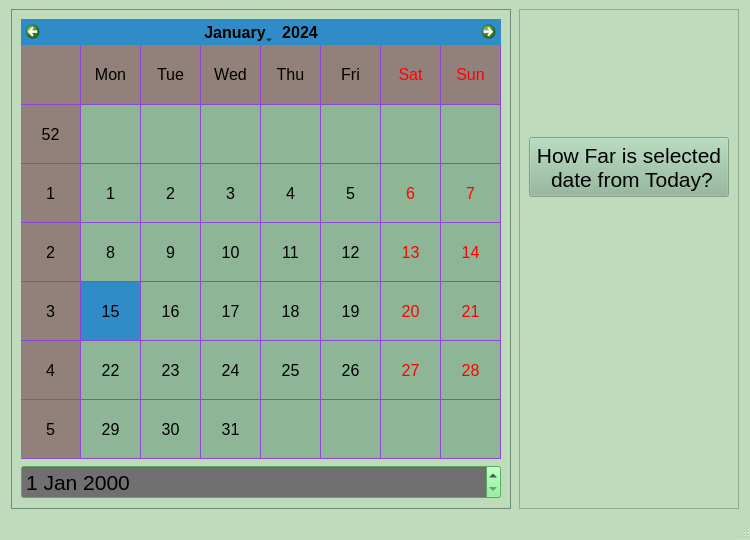
First picture: the form in widgets/Calendar/Calendar.ui, repository miranda0129/Stick2It, before the edit.
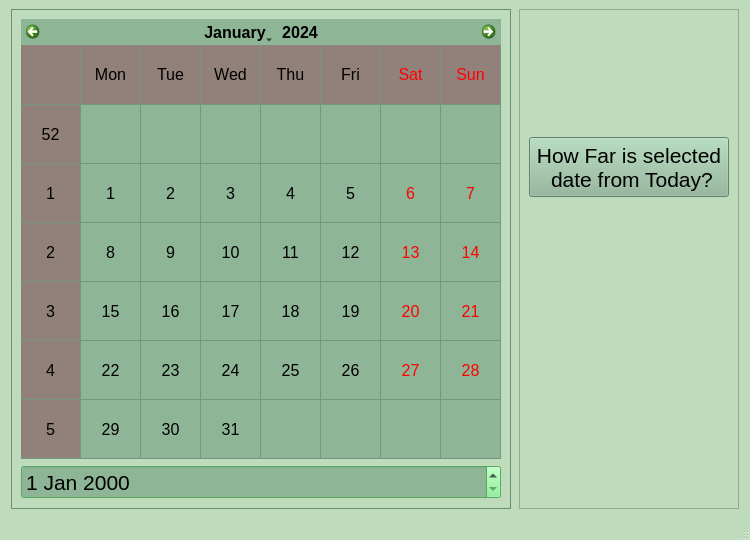
Second picture: the form after the edit.

```diff
--- a/widgets/Calendar/Calendar.ui
+++ b/widgets/Calendar/Calendar.ui
@@ -25,30 +25,93 @@
   <property name="palette">
    <palette>
     <active>
+     <colorrole role="WindowText">
+      <brush brushstyle="SolidPattern">
+       <color alpha="255">
+        <red>0</red>
+        <green>0</green>
+        <blue>0</blue>
+       </color>
+      </brush>
+     </colorrole>
      <colorrole role="Button">
       <brush brushstyle="SolidPattern">
        <color alpha="255">
-        <red>141</red>
-        <green>181</green>
-        <blue>150</blue>
+        <red>190</red>
+        <green>219</green>
+        <blue>187</blue>
+       </color>
+      </brush>
+     </colorrole>
+     <colorrole role="Light">
+      <brush brushstyle="SolidPattern">
+       <color alpha="255">
+        <red>255</red>
+        <green>255</green>
+        <blue>255</blue>
        </color>
       </brush>
      </colorrole>
      <colorrole role="Midlight">
       <brush brushstyle="SolidPattern">
        <color alpha="255">
-        <red>141</red>
-        <green>181</green>
-        <blue>150</blue>
+        <red>222</red>
+        <green>237</green>
+        <blue>221</blue>
+       </color>
+      </brush>
+     </colorrole>
+     <colorrole role="Dark">
+      <brush brushstyle="SolidPattern">
+       <color alpha="255">
+        <red>95</red>
+        <green>109</green>
+        <blue>93</blue>
+       </color>
+      </brush>
+     </colorrole>
+     <colorrole role="Mid">
+      <brush brushstyle="SolidPattern">
+       <color alpha="255">
+        <red>127</red>
+        <green>146</green>
+        <blue>125</blue>
+       </color>
+      </brush>
+     </colorrole>
+     <colorrole role="Text">
+      <brush brushstyle="SolidPattern">
+       <color alpha="255">
+        <red>0</red>
+        <green>0</green>
+        <blue>0</blue>
+       </color>
+      </brush>
+     </colorrole>
+     <colorrole role="BrightText">
+      <brush brushstyle="SolidPattern">
+       <color alpha="255">
+        <red>255</red>
+        <green>255</green>
+        <blue>255</blue>
+       </color>
+      </brush>
+     </colorrole>
+     <colorrole role="ButtonText">
+      <brush brushstyle="SolidPattern">
+       <color alpha="255">
+        <red>0</red>
+        <green>0</green>
+        <blue>0</blue>
        </color>
       </brush>
      </colorrole>
      <colorrole role="Base">
       <brush brushstyle="SolidPattern">
        <color alpha="255">
-        <red>190</red>
-        <green>219</green>
-        <blue>187</blue>
+        <red>255</red>
+        <green>255</green>
+        <blue>255</blue>
        </color>
       </brush>
      </colorrole>
@@ -61,41 +124,131 @@
        </color>
       </brush>
      </colorrole>
+     <colorrole role="Shadow">
+      <brush brushstyle="SolidPattern">
+       <color alpha="255">
+        <red>0</red>
+        <green>0</green>
+        <blue>0</blue>
+       </color>
+      </brush>
+     </colorrole>
      <colorrole role="AlternateBase">
       <brush brushstyle="SolidPattern">
        <color alpha="255">
-        <red>141</red>
-        <green>181</green>
-        <blue>150</blue>
+        <red>222</red>
+        <green>237</green>
+        <blue>221</blue>
+       </color>
+      </brush>
+     </colorrole>
+     <colorrole role="ToolTipBase">
+      <brush brushstyle="SolidPattern">
+       <color alpha="255">
+        <red>255</red>
+        <green>255</green>
+        <blue>220</blue>
+       </color>
+      </brush>
+     </colorrole>
+     <colorrole role="ToolTipText">
+      <brush brushstyle="SolidPattern">
+       <color alpha="255">
+        <red>0</red>
+        <green>0</green>
+        <blue>0</blue>
        </color>
       </brush>
      </colorrole>
     </active>
     <inactive>
+     <colorrole role="WindowText">
+      <brush brushstyle="SolidPattern">
+       <color alpha="255">
+        <red>0</red>
+        <green>0</green>
+        <blue>0</blue>
+       </color>
+      </brush>
+     </colorrole>
      <colorrole role="Button">
       <brush brushstyle="SolidPattern">
        <color alpha="255">
-        <red>141</red>
-        <green>181</green>
-        <blue>150</blue>
+        <red>190</red>
+        <green>219</green>
+        <blue>187</blue>
+       </color>
+      </brush>
+     </colorrole>
+     <colorrole role="Light">
+      <brush brushstyle="SolidPattern">
+       <color alpha="255">
+        <red>255</red>
+        <green>255</green>
+        <blue>255</blue>
        </color>
       </brush>
      </colorrole>
      <colorrole role="Midlight">
       <brush brushstyle="SolidPattern">
        <color alpha="255">
-        <red>141</red>
-        <green>181</green>
-        <blue>150</blue>
+        <red>222</red>
+        <green>237</green>
+        <blue>221</blue>
+       </color>
+      </brush>
+     </colorrole>
+     <colorrole role="Dark">
+      <brush brushstyle="SolidPattern">
+       <color alpha="255">
+        <red>95</red>
+        <green>109</green>
+        <blue>93</blue>
+       </color>
+      </brush>
+     </colorrole>
+     <colorrole role="Mid">
+      <brush brushstyle="SolidPattern">
+       <color alpha="255">
+        <red>127</red>
+        <green>146</green>
+        <blue>125</blue>
+       </color>
+      </brush>
+     </colorrole>
+     <colorrole role="Text">
+      <brush brushstyle="SolidPattern">
+       <color alpha="255">
+        <red>0</red>
+        <green>0</green>
+        <blue>0</blue>
+       </color>
+      </brush>
+     </colorrole>
+     <colorrole role="BrightText">
+      <brush brushstyle="SolidPattern">
+       <color alpha="255">
+        <red>255</red>
+        <green>255</green>
+        <blue>255</blue>
+       </color>
+      </brush>
+     </colorrole>
+     <colorrole role="ButtonText">
+      <brush brushstyle="SolidPattern">
+       <color alpha="255">
+        <red>0</red>
+        <green>0</green>
+        <blue>0</blue>
        </color>
       </brush>
      </colorrole>
      <colorrole role="Base">
       <brush brushstyle="SolidPattern">
        <color alpha="255">
-        <red>190</red>
-        <green>219</green>
-        <blue>187</blue>
+        <red>255</red>
+        <green>255</green>
+        <blue>255</blue>
        </color>
       </brush>
      </colorrole>
@@ -108,32 +261,122 @@
        </color>
       </brush>
      </colorrole>
+     <colorrole role="Shadow">
+      <brush brushstyle="SolidPattern">
+       <color alpha="255">
+        <red>0</red>
+        <green>0</green>
+        <blue>0</blue>
+       </color>
+      </brush>
+     </colorrole>
      <colorrole role="AlternateBase">
       <brush brushstyle="SolidPattern">
        <color alpha="255">
-        <red>141</red>
-        <green>181</green>
-        <blue>150</blue>
+        <red>222</red>
+        <green>237</green>
+        <blue>221</blue>
+       </color>
+      </brush>
+     </colorrole>
+     <colorrole role="ToolTipBase">
+      <brush brushstyle="SolidPattern">
+       <color alpha="255">
+        <red>255</red>
+        <green>255</green>
+        <blue>220</blue>
+       </color>
+      </brush>
+     </colorrole>
+     <colorrole role="ToolTipText">
+      <brush brushstyle="SolidPattern">
+       <color alpha="255">
+        <red>0</red>
+        <green>0</green>
+        <blue>0</blue>
        </color>
       </brush>
      </colorrole>
     </inactive>
     <disabled>
+     <colorrole role="WindowText">
+      <brush brushstyle="SolidPattern">
+       <color alpha="255">
+        <red>95</red>
+        <green>109</green>
+        <blue>93</blue>
+       </color>
+      </brush>
+     </colorrole>
      <colorrole role="Button">
       <brush brushstyle="SolidPattern">
        <color alpha="255">
-        <red>141</red>
-        <green>181</green>
-        <blue>150</blue>
+        <red>190</red>
+        <green>219</green>
+        <blue>187</blue>
+       </color>
+      </brush>
+     </colorrole>
+     <colorrole role="Light">
+      <brush brushstyle="SolidPattern">
+       <color alpha="255">
+        <red>255</red>
+        <green>255</green>
+        <blue>255</blue>
        </color>
       </brush>
      </colorrole>
      <colorrole role="Midlight">
       <brush brushstyle="SolidPattern">
        <color alpha="255">
-        <red>141</red>
-        <green>181</green>
-        <blue>150</blue>
+        <red>222</red>
+        <green>237</green>
+        <blue>221</blue>
+       </color>
+      </brush>
+     </colorrole>
+     <colorrole role="Dark">
+      <brush brushstyle="SolidPattern">
+       <color alpha="255">
+        <red>95</red>
+        <green>109</green>
+        <blue>93</blue>
+       </color>
+      </brush>
+     </colorrole>
+     <colorrole role="Mid">
+      <brush brushstyle="SolidPattern">
+       <color alpha="255">
+        <red>127</red>
+        <green>146</green>
+        <blue>125</blue>
+       </color>
+      </brush>
+     </colorrole>
+     <colorrole role="Text">
+      <brush brushstyle="SolidPattern">
+       <color alpha="255">
+        <red>95</red>
+        <green>109</green>
+        <blue>93</blue>
+       </color>
+      </brush>
+     </colorrole>
+     <colorrole role="BrightText">
+      <brush brushstyle="SolidPattern">
+       <color alpha="255">
+        <red>255</red>
+        <green>255</green>
+        <blue>255</blue>
+       </color>
+      </brush>
+     </colorrole>
+     <colorrole role="ButtonText">
+      <brush brushstyle="SolidPattern">
+       <color alpha="255">
+        <red>95</red>
+        <green>109</green>
+        <blue>93</blue>
        </color>
       </brush>
      </colorrole>
@@ -155,12 +398,39 @@
        </color>
       </brush>
      </colorrole>
+     <colorrole role="Shadow">
+      <brush brushstyle="SolidPattern">
+       <color alpha="255">
+        <red>0</red>
+        <green>0</green>
+        <blue>0</blue>
+       </color>
+      </brush>
+     </colorrole>
      <colorrole role="AlternateBase">
       <brush brushstyle="SolidPattern">
        <color alpha="255">
-        <red>141</red>
-        <green>181</green>
-        <blue>150</blue>
+        <red>190</red>
+        <green>219</green>
+        <blue>187</blue>
+       </color>
+      </brush>
+     </colorrole>
+     <colorrole role="ToolTipBase">
+      <brush brushstyle="SolidPattern">
+       <color alpha="255">
+        <red>255</red>
+        <green>255</green>
+        <blue>220</blue>
+       </color>
+      </brush>
+     </colorrole>
+     <colorrole role="ToolTipText">
+      <brush brushstyle="SolidPattern">
+       <color alpha="255">
+        <red>0</red>
+        <green>0</green>
+        <blue>0</blue>
        </color>
       </brush>
      </colorrole>
@@ -727,9 +997,9 @@
             <colorrole role="Base">
              <brush brushstyle="SolidPattern">
               <color alpha="255">
-               <red>112</red>
-               <green>112</green>
-               <blue>112</blue>
+               <red>141</red>
+               <green>181</green>
+               <blue>150</blue>
               </color>
              </brush>
             </colorrole>
@@ -864,9 +1134,9 @@
             <colorrole role="Base">
              <brush brushstyle="SolidPattern">
               <color alpha="255">
-               <red>112</red>
-               <green>112</green>
-               <blue>112</blue>
+               <red>141</red>
+               <green>181</green>
+               <blue>150</blue>
               </color>
              </brush>
             </colorrole>
@@ -1133,9 +1403,9 @@
             <colorrole role="Window">
              <brush brushstyle="SolidPattern">
               <color alpha="255">
-               <red>170</red>
-               <green>85</green>
-               <blue>255</blue>
+               <red>141</red>
+               <green>181</green>
+               <blue>150</blue>
               </color>
              </brush>
             </colorrole>
@@ -1148,6 +1418,15 @@
               </color>
              </brush>
             </colorrole>
+            <colorrole role="Highlight">
+             <brush brushstyle="SolidPattern">
+              <color alpha="255">
+               <red>141</red>
+               <green>181</green>
+               <blue>150</blue>
+              </color>
+             </brush>
+            </colorrole>
             <colorrole role="HighlightedText">
              <brush brushstyle="SolidPattern">
               <color alpha="255">
@@ -1157,6 +1436,15 @@
               </color>
              </brush>
             </colorrole>
+            <colorrole role="Link">
+             <brush brushstyle="SolidPattern">
+              <color alpha="255">
+               <red>190</red>
+               <green>219</green>
+               <blue>187</blue>
+              </color>
+             </brush>
+            </colorrole>
             <colorrole role="AlternateBase">
              <brush brushstyle="SolidPattern">
               <color alpha="255">
@@ -1261,9 +1549,9 @@
             <colorrole role="Window">
              <brush brushstyle="SolidPattern">
               <color alpha="255">
-               <red>170</red>
-               <green>85</green>
-               <blue>255</blue>
+               <red>141</red>
+               <green>181</green>
+               <blue>150</blue>
               </color>
              </brush>
             </colorrole>
@@ -1276,6 +1564,15 @@
               </color>
              </brush>
             </colorrole>
+            <colorrole role="Highlight">
+             <brush brushstyle="SolidPattern">
+              <color alpha="255">
+               <red>141</red>
+               <green>181</green>
+               <blue>150</blue>
+              </color>
+             </brush>
+            </colorrole>
             <colorrole role="HighlightedText">
              <brush brushstyle="SolidPattern">
               <color alpha="255">
@@ -1285,6 +1582,15 @@
               </color>
              </brush>
             </colorrole>
+            <colorrole role="Link">
+             <brush brushstyle="SolidPattern">
+              <color alpha="255">
+               <red>190</red>
+               <green>219</green>
+               <blue>187</blue>
+              </color>
+             </brush>
+            </colorrole>
             <colorrole role="AlternateBase">
              <brush brushstyle="SolidPattern">
               <color alpha="255">
@@ -1380,18 +1686,18 @@
             <colorrole role="Base">
              <brush brushstyle="SolidPattern">
               <color alpha="255">
-               <red>170</red>
-               <green>85</green>
-               <blue>255</blue>
+               <red>141</red>
+               <green>181</green>
+               <blue>150</blue>
               </color>
              </brush>
             </colorrole>
             <colorrole role="Window">
              <brush brushstyle="SolidPattern">
               <color alpha="255">
-               <red>170</red>
-               <green>85</green>
-               <blue>255</blue>
+               <red>141</red>
+               <green>181</green>
+               <blue>150</blue>
               </color>
              </brush>
             </colorrole>
@@ -1404,6 +1710,15 @@
               </color>
              </brush>
             </colorrole>
+            <colorrole role="Highlight">
+             <brush brushstyle="SolidPattern">
+              <color alpha="255">
+               <red>0</red>
+               <green>120</green>
+               <blue>215</blue>
+              </color>
+             </brush>
+            </colorrole>
             <colorrole role="HighlightedText">
              <brush brushstyle="SolidPattern">
               <color alpha="255">
@@ -1413,6 +1728,15 @@
               </color>
              </brush>
             </colorrole>
+            <colorrole role="Link">
+             <brush brushstyle="SolidPattern">
+              <color alpha="255">
+               <red>190</red>
+               <green>219</green>
+               <blue>187</blue>
+              </color>
+             </brush>
+            </colorrole>
             <colorrole role="AlternateBase">
              <brush brushstyle="SolidPattern">
               <color alpha="255">
@@ -1479,6 +1803,70 @@
         <height>500</height>
        </size>
       </property>
+      <property name="palette">
+       <palette>
+        <active>
+         <colorrole role="Base">
+          <brush brushstyle="SolidPattern">
+           <color alpha="255">
+            <red>141</red>
+            <green>181</green>
+            <blue>150</blue>
+           </color>
+          </brush>
+         </colorrole>
+         <colorrole role="AlternateBase">
+          <brush brushstyle="SolidPattern">
+           <color alpha="255">
+            <red>141</red>
+            <green>181</green>
+            <blue>150</blue>
+           </color>
+          </brush>
+         </colorrole>
+        </active>
+        <inactive>
+         <colorrole role="Base">
+          <brush brushstyle="SolidPattern">
+           <color alpha="255">
+            <red>141</red>
+            <green>181</green>
+            <blue>150</blue>
+           </color>
+          </brush>
+         </colorrole>
+         <colorrole role="AlternateBase">
+          <brush brushstyle="SolidPattern">
+           <color alpha="255">
+            <red>141</red>
+            <green>181</green>
+            <blue>150</blue>
+           </color>
+          </brush>
+         </colorrole>
+        </inactive>
+        <disabled>
+         <colorrole role="Base">
+          <brush brushstyle="SolidPattern">
+           <color alpha="255">
+            <red>190</red>
+            <green>219</green>
+            <blue>187</blue>
+           </color>
+          </brush>
+         </colorrole>
+         <colorrole role="AlternateBase">
+          <brush brushstyle="SolidPattern">
+           <color alpha="255">
+            <red>141</red>
+            <green>181</green>
+            <blue>150</blue>
+           </color>
+          </brush>
+         </colorrole>
+        </disabled>
+       </palette>
+      </property>
       <property name="frameShape">
        <enum>QFrame::StyledPanel</enum>
       </property>
@@ -1527,6 +1915,124 @@
            <height>60</height>
           </size>
          </property>
+         <property name="palette">
+          <palette>
+           <active>
+            <colorrole role="Button">
+             <brush brushstyle="SolidPattern">
+              <color alpha="255">
+               <red>141</red>
+               <green>181</green>
+               <blue>150</blue>
+              </color>
+             </brush>
+            </colorrole>
+            <colorrole role="Base">
+             <brush brushstyle="SolidPattern">
+              <color alpha="255">
+               <red>141</red>
+               <green>181</green>
+               <blue>150</blue>
+              </color>
+             </brush>
+            </colorrole>
+            <colorrole role="Window">
+             <brush brushstyle="SolidPattern">
+              <color alpha="255">
+               <red>141</red>
+               <green>181</green>
+               <blue>150</blue>
+              </color>
+             </brush>
+            </colorrole>
+            <colorrole role="AlternateBase">
+             <brush brushstyle="SolidPattern">
+              <color alpha="255">
+               <red>141</red>
+               <green>181</green>
+               <blue>150</blue>
+              </color>
+             </brush>
+            </colorrole>
+           </active>
+           <inactive>
+            <colorrole role="Button">
+             <brush brushstyle="SolidPattern">
+              <color alpha="255">
+               <red>141</red>
+               <green>181</green>
+               <blue>150</blue>
+              </color>
+             </brush>
+            </colorrole>
+            <colorrole role="Base">
+             <brush brushstyle="SolidPattern">
+              <color alpha="255">
+               <red>141</red>
+               <green>181</green>
+               <blue>150</blue>
+              </color>
+             </brush>
+            </colorrole>
+            <colorrole role="Window">
+             <brush brushstyle="SolidPattern">
+              <color alpha="255">
+               <red>141</red>
+               <green>181</green>
+               <blue>150</blue>
+              </color>
+             </brush>
+            </colorrole>
+            <colorrole role="AlternateBase">
+             <brush brushstyle="SolidPattern">
+              <color alpha="255">
+               <red>141</red>
+               <green>181</green>
+               <blue>150</blue>
+              </color>
+             </brush>
+            </colorrole>
+           </inactive>
+           <disabled>
+            <colorrole role="Button">
+             <brush brushstyle="SolidPattern">
+              <color alpha="255">
+               <red>141</red>
+               <green>181</green>
+               <blue>150</blue>
+              </color>
+             </brush>
+            </colorrole>
+            <colorrole role="Base">
+             <brush brushstyle="SolidPattern">
+              <color alpha="255">
+               <red>141</red>
+               <green>181</green>
+               <blue>150</blue>
+              </color>
+             </brush>
+            </colorrole>
+            <colorrole role="Window">
+             <brush brushstyle="SolidPattern">
+              <color alpha="255">
+               <red>141</red>
+               <green>181</green>
+               <blue>150</blue>
+              </color>
+             </brush>
+            </colorrole>
+            <colorrole role="AlternateBase">
+             <brush brushstyle="SolidPattern">
+              <color alpha="255">
+               <red>141</red>
+               <green>181</green>
+               <blue>150</blue>
+              </color>
+             </brush>
+            </colorrole>
+           </disabled>
+          </palette>
+         </property>
          <property name="font">
           <font>
            <pointsize>16</pointsize>
@@ -1535,6 +2041,9 @@
          <property name="autoFillBackground">
           <bool>false</bool>
          </property>
+         <property name="styleSheet">
+          <string notr="true">background-color: #8db596;</string>
+         </property>
          <property name="text">
           <string>How Far is selected 
  date from Today?</string>
```
Left out of the diff: 3 changed lines with no effect on the pictures.
